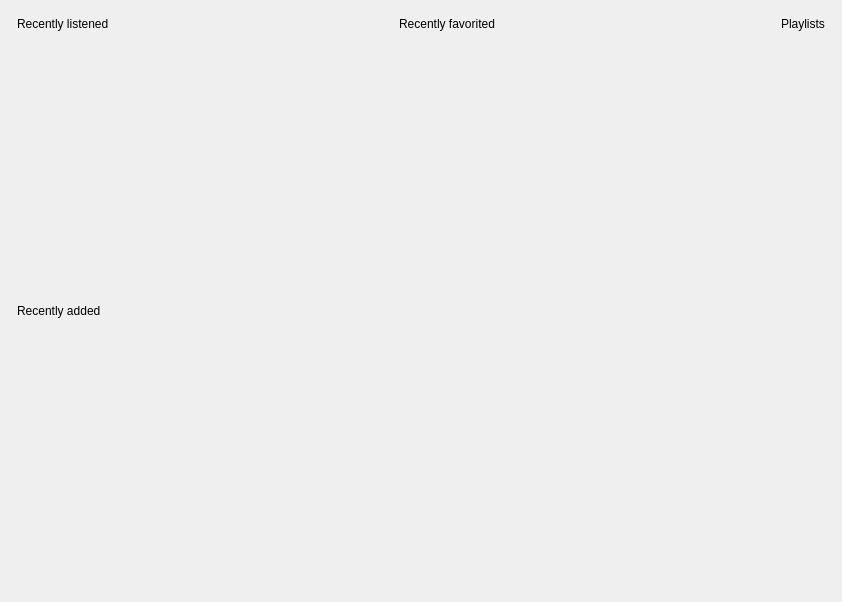
Before: the Qt Designer form ui/browse.ui in wvffle/humpback, drawn with Qt 5.
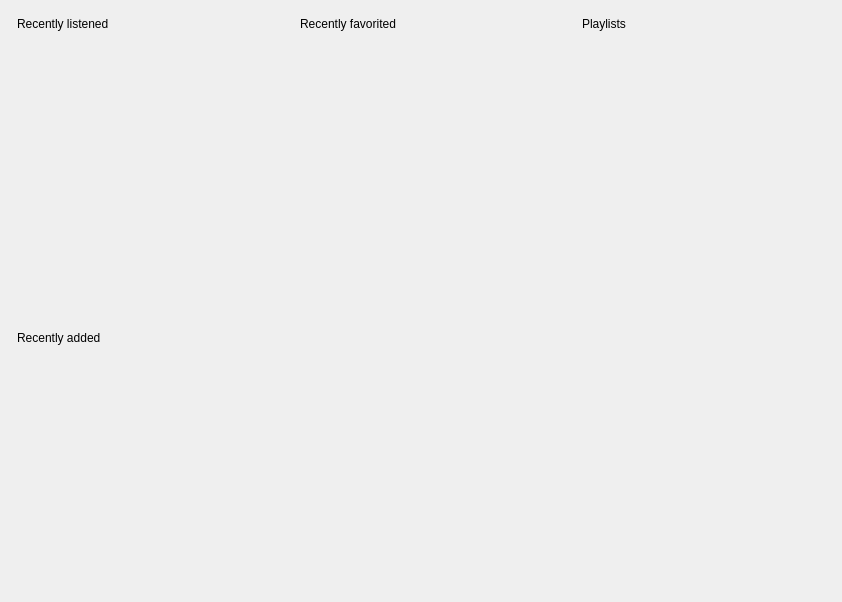
After: the same form once the commit is applied.

Diff of the .ui file:
```diff
--- a/ui/browse.ui
+++ b/ui/browse.ui
@@ -10,6 +10,18 @@
     <height>602</height>
    </rect>
   </property>
+  <property name="sizePolicy">
+   <sizepolicy hsizetype="Preferred" vsizetype="Preferred">
+    <horstretch>0</horstretch>
+    <verstretch>0</verstretch>
+   </sizepolicy>
+  </property>
+  <property name="minimumSize">
+   <size>
+    <width>0</width>
+    <height>0</height>
+   </size>
+  </property>
   <property name="windowTitle">
    <string>Form</string>
   </property>
@@ -37,6 +49,18 @@
    </property>
    <item>
     <widget class="QFrame" name="frame">
+     <property name="sizePolicy">
+      <sizepolicy hsizetype="Preferred" vsizetype="Preferred">
+       <horstretch>0</horstretch>
+       <verstretch>0</verstretch>
+      </sizepolicy>
+     </property>
+     <property name="minimumSize">
+      <size>
+       <width>0</width>
+       <height>0</height>
+      </size>
+     </property>
      <property name="maximumSize">
       <size>
        <width>16777215</width>
@@ -67,6 +91,18 @@
       </property>
       <item>
        <widget class="QFrame" name="frame_2">
+        <property name="sizePolicy">
+         <sizepolicy hsizetype="Preferred" vsizetype="Preferred">
+          <horstretch>0</horstretch>
+          <verstretch>0</verstretch>
+         </sizepolicy>
+        </property>
+        <property name="minimumSize">
+         <size>
+          <width>0</width>
+          <height>0</height>
+         </size>
+        </property>
         <property name="maximumSize">
          <size>
           <width>1200</width>
@@ -111,6 +147,18 @@
              </item>
              <item>
               <widget class="QScrollArea" name="scrollArea">
+               <property name="sizePolicy">
+                <sizepolicy hsizetype="Expanding" vsizetype="MinimumExpanding">
+                 <horstretch>0</horstretch>
+                 <verstretch>0</verstretch>
+                </sizepolicy>
+               </property>
+               <property name="minimumSize">
+                <size>
+                 <width>0</width>
+                 <height>300</height>
+                </size>
+               </property>
                <property name="styleSheet">
                 <string notr="true">background-color: transparent;</string>
                </property>
@@ -125,8 +173,8 @@
                  <rect>
                   <x>0</x>
                   <y>0</y>
-                  <width>318</width>
-                  <height>230</height>
+                  <width>226</width>
+                  <height>294</height>
                  </rect>
                 </property>
                 <layout class="QVBoxLayout" name="verticalLayout_2">
@@ -156,7 +204,7 @@
                    <property name="sizeHint" stdset="0">
                     <size>
                      <width>20</width>
-                     <height>225</height>
+                     <height>289</height>
                     </size>
                    </property>
                   </spacer>
@@ -194,6 +242,18 @@
              </item>
              <item>
               <widget class="QScrollArea" name="scrollArea_2">
+               <property name="sizePolicy">
+                <sizepolicy hsizetype="Expanding" vsizetype="MinimumExpanding">
+                 <horstretch>0</horstretch>
+                 <verstretch>0</verstretch>
+                </sizepolicy>
+               </property>
+               <property name="minimumSize">
+                <size>
+                 <width>0</width>
+                 <height>300</height>
+                </size>
+               </property>
                <property name="styleSheet">
                 <string notr="true">background-color: transparent;</string>
                </property>
@@ -208,8 +268,8 @@
                  <rect>
                   <x>0</x>
                   <y>0</y>
-                  <width>317</width>
-                  <height>230</height>
+                  <width>226</width>
+                  <height>294</height>
                  </rect>
                 </property>
                 <layout class="QVBoxLayout" name="verticalLayout_4">
@@ -271,7 +331,7 @@
              <item>
               <widget class="QLabel" name="label_7">
                <property name="sizePolicy">
-                <sizepolicy hsizetype="Preferred" vsizetype="Preferred">
+                <sizepolicy hsizetype="MinimumExpanding" vsizetype="Preferred">
                  <horstretch>0</horstretch>
                  <verstretch>0</verstretch>
                 </sizepolicy>
```
Left out of the diff: 9 changed lines with no effect on the pictures.
